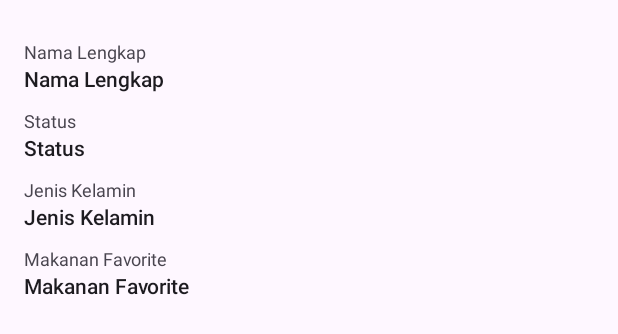
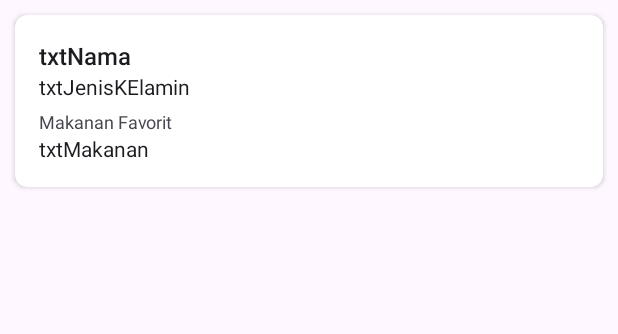
Before and after one commit to masrahman/latihan-mt, an Android app: the layout item_biodata.xml on its own in the app's theme, with its tools: preview values and no code run, on a phone screen of 412 x 824 dp. Shown: the top 334 px of the screen. Run offline under Robolectric (Android 15) with nearby library versions, the phone set to English and light mode, and no system bars.

```diff
--- a/app/src/main/AndroidManifest.xml
+++ b/app/src/main/AndroidManifest.xml
@@ -29,13 +29,7 @@
             android:exported="false" />
         <activity
             android:name=".MainActivity"
-            android:exported="true">
-            <intent-filter>
-                <action android:name="android.intent.action.MAIN" />
-
-                <category android:name="android.intent.category.LAUNCHER" />
-            </intent-filter>
-        </activity>
+            android:exported="false" />
     </application>
 
 </manifest>
--- a/app/src/main/java/id/maasrahman/latihanmt/BiodataAdapter.kt
+++ b/app/src/main/java/id/maasrahman/latihanmt/BiodataAdapter.kt
@@ -6,7 +6,7 @@ import androidx.recyclerview.widget.RecyclerView
 import id.maasrahman.latihanmt.databinding.ItemBiodataBinding
 import kotlin.properties.Delegates
 
-class BiodataAdapter: RecyclerView.Adapter<BiodataAdapter.BiodataHolder>() {
+class BiodataAdapter(private val listener: (Biodata) -> Unit): RecyclerView.Adapter<BiodataAdapter.BiodataHolder>() {
 
     private var listData: List<Biodata> by Delegates.observable(emptyList()){_, _, _ ->
         notifyDataSetChanged()
@@ -18,7 +18,7 @@ class BiodataAdapter: RecyclerView.Adapter<BiodataAdapter.BiodataHolder>() {
 
     override fun onCreateViewHolder(parent: ViewGroup, viewType: Int): BiodataHolder {
         val itemBind = ItemBiodataBinding.inflate(LayoutInflater.from(parent.context), parent, false)
-        return BiodataHolder(itemBind)
+        return BiodataHolder(itemBind, listener)
     }
 
     override fun getItemCount(): Int {
@@ -29,7 +29,7 @@ class BiodataAdapter: RecyclerView.Adapter<BiodataAdapter.BiodataHolder>() {
         holder.bindData(listData[position])
     }
 
-    inner class BiodataHolder(private val itemBind: ItemBiodataBinding)
+    inner class BiodataHolder(private val itemBind: ItemBiodataBinding, private val listener: (Biodata) -> Unit)
         : RecyclerView.ViewHolder(itemBind.root){
 
         fun bindData(biodata: Biodata){
@@ -38,6 +38,9 @@ class BiodataAdapter: RecyclerView.Adapter<BiodataAdapter.BiodataHolder>() {
                 txtJenisKelamin.text = biodata.jenisKelamin
                 txtStatus.text = biodata.status
                 txtMakanan.text = biodata.makananFav?.joinToString(", ")
+                cardItem.setOnClickListener {
+                    listener(biodata)
+                }
             }
         }
 
--- a/app/src/main/java/id/maasrahman/latihanmt/ListActivity.kt
+++ b/app/src/main/java/id/maasrahman/latihanmt/ListActivity.kt
@@ -46,7 +46,11 @@ class ListActivity : AppCompatActivity() {
 
     private fun initView(){
         with(binding){
-            adapter = BiodataAdapter()
+            adapter = BiodataAdapter{ bio ->
+                val intent = Intent(this@ListActivity, ResultActivity::class.java)
+                intent.putExtra("biodata", bio)
+                startActivity(intent)
+            }
             recyclerList.layoutManager = LinearLayoutManager(baseContext)
             recyclerList.adapter = adapter
 
--- a/app/src/main/java/id/maasrahman/latihanmt/MainActivity.kt
+++ b/app/src/main/java/id/maasrahman/latihanmt/MainActivity.kt
@@ -33,7 +33,9 @@ class MainActivity : AppCompatActivity() {
         appDb = AppDatabase.getDatabase(this)
 
         with(binding){
-            biodataAdapter = BiodataAdapter()
+            biodataAdapter = BiodataAdapter{
+
+            }
             recyclerBiodata.layoutManager = LinearLayoutManager(baseContext)
             recyclerBiodata.adapter = biodataAdapter
 
--- /dev/null
+++ b/app/src/main/res/drawable/ic_delete.xml
@@ -0,0 +1,5 @@
+<vector android:height="24dp" android:tint="#686868"
+    android:viewportHeight="24" android:viewportWidth="24"
+    android:width="24dp" xmlns:android="http://schemas.android.com/apk/res/android">
+    <path android:fillColor="@android:color/white" android:pathData="M6,19c0,1.1 0.9,2 2,2h8c1.1,0 2,-0.9 2,-2V7H6v12zM19,4h-3.5l-1,-1h-5l-1,1H5v2h14V4z"/>
+</vector>
--- /dev/null
+++ b/app/src/main/res/drawable/ic_edit.xml
@@ -0,0 +1,5 @@
+<vector android:height="24dp" android:tint="#686868"
+    android:viewportHeight="24" android:viewportWidth="24"
+    android:width="24dp" xmlns:android="http://schemas.android.com/apk/res/android">
+    <path android:fillColor="@android:color/white" android:pathData="M3,17.25V21h3.75L17.81,9.94l-3.75,-3.75L3,17.25zM20.71,7.04c0.39,-0.39 0.39,-1.02 0,-1.41l-2.34,-2.34c-0.39,-0.39 -1.02,-0.39 -1.41,0l-1.83,1.83 3.75,3.75 1.83,-1.83z"/>
+</vector>
--- a/app/src/main/res/layout/item_biodata.xml
+++ b/app/src/main/res/layout/item_biodata.xml
@@ -1,84 +1,80 @@
 <?xml version="1.0" encoding="utf-8"?>
-<androidx.constraintlayout.widget.ConstraintLayout xmlns:android="http://schemas.android.com/apk/res/android"
+<androidx.cardview.widget.CardView xmlns:android="http://schemas.android.com/apk/res/android"
     android:layout_width="match_parent"
     android:layout_height="wrap_content"
+    xmlns:app="http://schemas.android.com/apk/res-auto"
+    android:id="@+id/cardItem"
+    app:cardCornerRadius="8dp"
+    android:layout_margin="10dp">
+
+    <androidx.constraintlayout.widget.ConstraintLayout
         android:padding="16dp"
-    xmlns:app="http://schemas.android.com/apk/res-auto">
+        android:layout_width="match_parent"
+        android:layout_height="wrap_content">
 
         <TextView
-        android:id="@+id/lblNama"
+            android:id="@+id/txtNama"
+            android:text="txtNama"
+            style="@style/TextAppearance.AppCompat.Body2"
+            android:textSize="16sp"
             app:layout_constraintTop_toTopOf="parent"
             app:layout_constraintStart_toStartOf="parent"
-        android:text="Nama Lengkap"
-        style="@style/TextAppearance.AppCompat.Caption"
-        android:layout_marginTop="10dp"
             android:layout_width="wrap_content"
             android:layout_height="wrap_content" />
 
         <TextView
-        android:id="@+id/txtNama"
-        app:layout_constraintTop_toBottomOf="@id/lblNama"
-        app:layout_constraintStart_toStartOf="parent"
-        android:text="Nama Lengkap"
-        style="@style/TextAppearance.AppCompat.Body2"
-        android:layout_width="wrap_content"
-        android:layout_height="wrap_content" />
-
-    <TextView
-        android:id="@+id/lblStatus"
+            android:id="@+id/txtJenisKelamin"
+            android:text="txtJenisKElamin"
+            style="@style/TextAppearance.AppCompat.Body1"
             app:layout_constraintTop_toBottomOf="@id/txtNama"
             app:layout_constraintStart_toStartOf="parent"
-        android:text="Status"
-        style="@style/TextAppearance.AppCompat.Caption"
-        android:layout_marginTop="10dp"
             android:layout_width="wrap_content"
             android:layout_height="wrap_content" />
 
         <TextView
             android:id="@+id/txtStatus"
-        app:layout_constraintTop_toBottomOf="@id/lblStatus"
-        app:layout_constraintStart_toStartOf="parent"
-        android:text="Status"
-        style="@style/TextAppearance.AppCompat.Body2"
-        android:layout_width="wrap_content"
-        android:layout_height="wrap_content" />
-
-    <TextView
-        android:id="@+id/lblJenisKelamin"
-        app:layout_constraintTop_toBottomOf="@id/txtStatus"
-        app:layout_constraintStart_toStartOf="parent"
-        android:text="Jenis Kelamin"
+            android:layout_marginTop="5dp"
+            android:text="Makanan Favorit"
             style="@style/TextAppearance.AppCompat.Caption"
-        android:layout_marginTop="10dp"
-        android:layout_width="wrap_content"
-        android:layout_height="wrap_content" />
-
-    <TextView
-        android:id="@+id/txtJenisKelamin"
-        app:layout_constraintTop_toBottomOf="@id/lblJenisKelamin"
-        app:layout_constraintStart_toStartOf="parent"
-        android:text="Jenis Kelamin"
-        style="@style/TextAppearance.AppCompat.Body2"
-        android:layout_width="wrap_content"
-        android:layout_height="wrap_content" />
-
-    <TextView
-        android:id="@+id/lblMakanan"
             app:layout_constraintTop_toBottomOf="@id/txtJenisKelamin"
             app:layout_constraintStart_toStartOf="parent"
-        android:text="Makanan Favorite"
-        style="@style/TextAppearance.AppCompat.Caption"
-        android:layout_marginTop="10dp"
             android:layout_width="wrap_content"
             android:layout_height="wrap_content" />
 
         <TextView
             android:id="@+id/txtMakanan"
-        app:layout_constraintTop_toBottomOf="@id/lblMakanan"
+            android:text="txtMakanan"
+            style="@style/TextAppearance.AppCompat.Body1"
+            app:layout_constraintTop_toBottomOf="@id/txtStatus"
             app:layout_constraintStart_toStartOf="parent"
-        android:text="Makanan Favorite"
-        style="@style/TextAppearance.AppCompat.Body2"
             android:layout_width="wrap_content"
             android:layout_height="wrap_content" />
 
+        <!--<ImageView
+            android:id="@+id/btnDel"
+            app:layout_constraintTop_toTopOf="parent"
+            app:layout_constraintEnd_toEndOf="parent"
+            android:background="#ff0000"
+            android:padding="5dp"
+            android:backgroundTintMode="add"
+            android:layout_height="32dp"
+            android:layout_width="32dp"
+            android:src="@drawable/ic_delete"
+            app:tint="#fff" />
+
+        <ImageView
+            android:id="@+id/btnEdit"
+            app:layout_constraintTop_toTopOf="parent"
+            app:layout_constraintEnd_toStartOf="@id/btnDel"
+            android:layout_marginRight="5dp"
+            android:background="#0000ff"
+            android:padding="5dp"
+            android:backgroundTintMode="add"
+            android:layout_height="32dp"
+            android:layout_width="32dp"
+            android:src="@drawable/ic_edit"
+            app:tint="#fff" />-->
+
     </androidx.constraintlayout.widget.ConstraintLayout>
+
+</androidx.cardview.widget.CardView>
```
Lines whose indentation alone changed are shown as unchanged.
